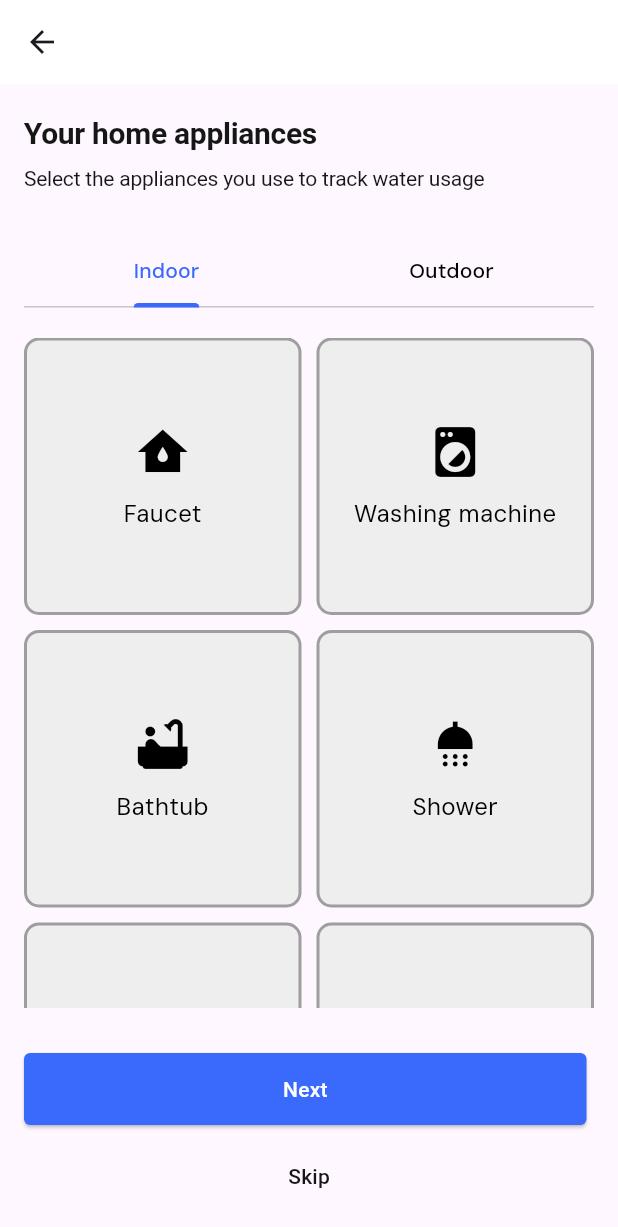
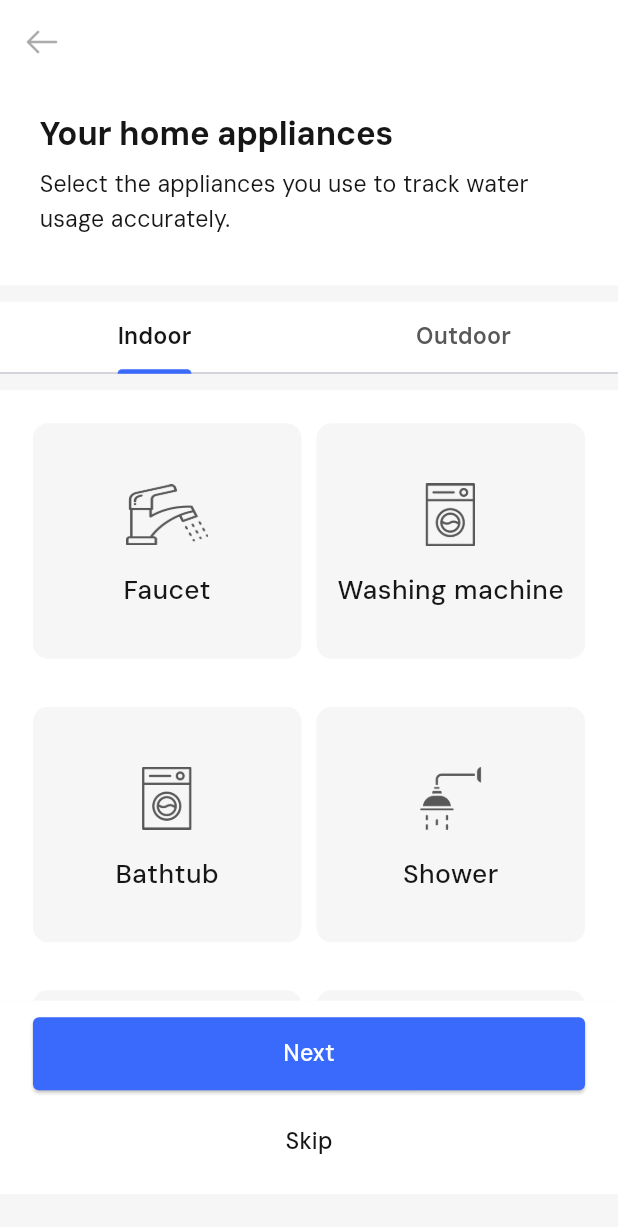
Before and after one commit to vedasjad/aquaalert, a Flutter app: the AppliancesSetupPage screen opened directly, on a phone screen of 412 x 824 dp. Shown: the top 1227 px of the screen. Run offline on Flutter 3.47's test engine with Material 3 defaults, Android fonts, the phone set to English and light mode, and no system bars; our stand-ins replace connectivity_plus, dartz, dio, fl_chart, flutter_screenutil, get and 4 more; Roboto replaces fonts that are missing (DM Sans).

Commit message:
feat: ApplianceSetupPage

```diff
--- a/lib/core/resources/app_sizes.dart
+++ b/lib/core/resources/app_sizes.dart
@@ -108,7 +108,7 @@ class AppSizes {
   static final double r4 = 4.r;
   static final double radius_6 = 6.r;
   static final double radius_8 = 8.r;
-  static final double radius_10 = 10.r;
+  static final double r10 = 10.r;
   static final double radius_12 = 12.r;
   static final double radius_14 = 14.r;
   static final double radius_16 = 16.r;
@@ -136,7 +136,7 @@ class AppSizes {
   static double get value4 => width_4;
   static double get value6 => width_6;
   static double get value8 => width_8;
-  static double get value10 => w10;
+  static double get v10 => w10;
   static double get value12 => width_12;
   static double get value14 => width_14;
   static double get value16 => width_16;
@@ -152,7 +152,7 @@ class AppSizes {
   static double get value35 => width_35;
   static double get value36 => width_36;
   static double get value38 => width_38;
-  static double get value40 => width_40;
+  static double get v40 => width_40;
   static double get value42 => width_42;
   static double get value44 => width_44;
   static double get value46 => width_46;
--- a/lib/core/resources/app_strings.dart
+++ b/lib/core/resources/app_strings.dart
@@ -91,4 +91,7 @@ class AppStrings {
   static const howManyPeopleLiveInYourHome =
       "How many people live in your home?";
   static const howManyBathRoomsDoYouHave = "How many bathrooms do you have?";
+  static const yourHomeAppliances = 'Your home appliances';
+  static const yourHomeAppliancesDescription =
+      'Select the appliances you use to track water usage accurately.';
 }
--- /dev/null
+++ b/lib/features/on_boarding/features/sign_up/presentation/bindings/appliances_setup_page/appliances_setup_page_binding.dart
@@ -0,0 +1,9 @@
+import 'package:aquaalert/features/on_boarding/features/sign_up/presentation/controllers/appliances_setup_page/appliances_setup_page_controller.dart';
+import 'package:get/get.dart';
+
+class AppliancesSetupPageBinding extends Bindings {
+  @override
+  void dependencies() {
+    Get.lazyPut(() => AppliancesSetupPageController());
+  }
+}
--- /dev/null
+++ b/lib/features/on_boarding/features/sign_up/presentation/bindings/sign_up_binding.dart
@@ -0,0 +1,6 @@
+import 'package:get/get.dart';
+
+class SignUpBinding extends Bindings {
+  @override
+  void dependencies() {}
+}
--- /dev/null
+++ b/lib/features/on_boarding/features/sign_up/presentation/controllers/appliances_setup_page/appliances_setup_page_controller.dart
@@ -0,0 +1,40 @@
+import 'package:aquaalert/core/models/tabs/my_tab.dart';
+import 'package:get/get.dart';
+
+import '../../../../../../../core/resources/app_resources.dart';
+
+class AppliancesSetupPageController extends GetxController
+    with GetSingleTickerProviderStateMixin {
+  // late Rx<TabController> tabController;
+
+  final Rx<int> currentTabIndex = 0.obs;
+
+  final List<MyTab> tabsTitle = [
+    MyTab(title: AppStrings.indoor),
+    MyTab(title: AppStrings.outdoor)
+  ];
+  @override
+  void onInit() {
+    // tabController.value = TabController(
+    //   length: tabsTitle.length,
+    //   vsync: this,
+    // );
+    // tabController.value.addListener(() {
+    //   update();
+    // });
+    tabsTitle[currentTabIndex.value] =
+        tabsTitle[currentTabIndex.value].copyWith(isSelected: true);
+    super.onInit();
+  }
+
+  @override
+  void onClose() {
+    // tabController.value.dispose();
+    super.onClose();
+  }
+
+  void updateCurrentTabIndex(int index) {
+    currentTabIndex.value = index;
+    update();
+  }
+}
--- a/lib/features/on_boarding/features/sign_up/presentation/pages/appliances_setup_page/appliances_setup_page.dart
+++ b/lib/features/on_boarding/features/sign_up/presentation/pages/appliances_setup_page/appliances_setup_page.dart
@@ -1,8 +1,11 @@
-import 'package:aquaalert/features/on_boarding/features/sign_up/presentation/pages/home_setup_page/home_setup_page.dart';
+import 'package:aquaalert/app/routes/app_routes.dart';
+import 'package:aquaalert/features/on_boarding/features/sign_up/presentation/controllers/appliances_setup_page/appliances_setup_page_controller.dart';
 import 'package:flutter/material.dart';
 import 'package:get/get.dart';
 
-import '../../../../../../../app/routes/app_routes.dart';
+import '../../../../../../../core/resources/app_resources.dart';
+import '../../../../../../../core/resources/resources.dart';
+import '../../widgets/appliances_setup_page/appliances_setup_page_tab_bar.dart';
 
 class AppliancesSetupPage extends StatefulWidget {
   const AppliancesSetupPage({super.key});
@@ -17,14 +20,34 @@ class _AppliancesSetupPageState extends State<AppliancesSetupPage>
   final Set<String> _selectedIndoorAppliances = <String>{};
   final Set<String> _selectedOutdoorAppliances = <String>{};
 
-  final List<Map<String, dynamic>> appliances = [
-    {'name': 'Faucet', 'icon': Icons.water_damage},
-    {'name': 'Washing machine', 'icon': Icons.local_laundry_service},
-    {'name': 'Bathtub', 'icon': Icons.bathtub},
-    {'name': 'Shower', 'icon': Icons.shower},
-    {'name': 'Dishwasher', 'icon': Icons.kitchen},
-    {'name': 'RO System', 'icon': Icons.water},
+  final List<Map<String, String>> appliances = [
+    {
+      'name': 'Faucet',
+      'icon': AppIcons.faucet,
+    },
+    {
+      'name': 'Washing machine',
+      'icon': AppIcons.washingMachine,
+    },
+    {
+      'name': 'Bathtub',
+      'icon': AppIcons.washingMachine,
+    },
+    {
+      'name': 'Shower',
+      'icon': AppIcons.shower,
+    },
+    {
+      'name': 'Dishwasher',
+      'icon': AppIcons.shower,
+    },
+    {
+      'name': 'RO System',
+      'icon': AppIcons.rOSystem,
+    },
   ];
+
+  final AppliancesSetupPageController controller = Get.find();
 
   @override
   void initState() {
@@ -41,62 +64,76 @@ class _AppliancesSetupPageState extends State<AppliancesSetupPage>
   @override
   Widget build(BuildContext context) {
     return Scaffold(
+      backgroundColor: AppColors.offWhite,
+      resizeToAvoidBottomInset: true,
       appBar: AppBar(
         leading: IconButton(
-          icon: const Icon(Icons.arrow_back),
+          icon: Image.asset(
+            AppIcons.arrowLeft,
+            color: AppColors.greyNeutral,
+            height: AppSizes.v24,
+            width: AppSizes.v24,
+            fit: BoxFit.contain,
+          ),
           onPressed: () {
-            Navigator.pop(context); // Back navigation
+            Get.back();
           },
         ),
-        backgroundColor: Colors.white, // Set background color to white
+        backgroundColor: AppColors.white,
+        surfaceTintColor: AppColors.white,
+        elevation: 0,
       ),
-      body: Padding(
-        padding: const EdgeInsets.all(16.0),
+      body: SizedBox(
+        height: AppSizes.getScreenHeight() -
+            kBottomNavigationBarHeight / 2 -
+            kToolbarHeight,
         child: Column(
           crossAxisAlignment: CrossAxisAlignment.start,
           children: [
-            const SizedBox(
-              width: 327.50,
+            Container(
+              width: AppSizes.getScreenWidth(),
+              padding: EdgeInsets.symmetric(
+                horizontal: AppSizes.v20,
+                vertical: AppSizes.v30,
+              ),
+              color: AppColors.white,
+              child: Column(
+                children: [
+                  SizedBox(
+                    width: AppSizes.w327,
                     child: Text(
-                'Your home appliances',
-                style: TextStyle(
-                  color: Color(0xFF161616),
-                  fontSize: 20,
-                  fontFamily: 'DM Sans',
-                  fontWeight: FontWeight.w700,
-                  height: 1.75,
+                      AppStrings.yourHomeAppliances,
+                      style: AppTextStyles.extraLargeBold.copyWith(
+                        height: 0.07,
                         letterSpacing: -0.20,
                       ),
                     ),
                   ),
-            const SizedBox(
-              height: 30,
-              width: 327.50,
+                  AppGaps.h20,
+                  SizedBox(
+                    width: AppSizes.w327,
                     child: Text(
-                'Select the appliances you use to track water usage accurately.',
-                style: TextStyle(
-                  color: Color(0xFF161616),
-                  fontSize: 14,
-                  fontFamily: 'DM Sans',
-                  fontWeight: FontWeight.w400,
-                  height: 1.75,
-                  letterSpacing: -0.14,
+                      AppStrings.yourHomeAppliancesDescription,
+                      style: AppTextStyles.normalRegular.copyWith(
+                        height: 1.5,
+                        letterSpacing: 0.14,
                       ),
                     ),
                   ),
-            const SizedBox(height: 20),
-            TabBar(
-              controller: _tabController,
-              tabs: const [
-                Tab(text: 'Indoor'),
-                Tab(text: 'Outdoor'),
                 ],
-              labelColor: const Color(0xFF396AFC),
-              unselectedLabelColor: Colors.black,
-              indicatorColor: const Color(0xFF396AFC),
               ),
-            const SizedBox(height: 20), // Space between TabBar and grid
+            ),
+            AppliancesSetupPageTabBar(
+              controller: controller,
+              tabController: _tabController,
+            ),
             Expanded(
+              child: Container(
+                width: AppSizes.getScreenWidth(),
+                color: AppColors.white,
+                padding: EdgeInsets.symmetric(
+                  horizontal: AppSizes.v20,
+                ),
                 child: TabBarView(
                   controller: _tabController,
                   children: [
@@ -105,54 +142,56 @@ class _AppliancesSetupPageState extends State<AppliancesSetupPage>
                   ],
                 ),
               ),
-            const SizedBox(height: 30),
+            ),
+            Container(
+              width: AppSizes.getScreenWidth(),
+              padding: EdgeInsets.symmetric(
+                horizontal: AppSizes.v20,
+                vertical: AppSizes.v10,
+              ),
+              color: AppColors.white,
+              child: Column(
+                children: [
                   ElevatedButton(
                     onPressed: () {
                       Get.offAllNamed(AppRoutes.stage);
                     },
                     style: ElevatedButton.styleFrom(
-                backgroundColor: const Color(0xFF396AFC), // Button color
+                      backgroundColor: AppColors.blue,
                       shape: RoundedRectangleBorder(
-                  borderRadius: BorderRadius.circular(4),
+                        borderRadius: BorderRadius.circular(
+                          AppSizes.r4,
+                        ),
                       ),
                     ),
                     child: Container(
-                width: 327,
-                height: 48,
+                      width: AppSizes.w327,
+                      height: AppSizes.h48,
                       alignment: Alignment.center,
-                child: const Text(
-                  'Next',
-                  style: TextStyle(
-                    color: Colors.white,
-                    fontSize: 14,
-                    fontFamily: 'DM Sans',
-                    fontWeight: FontWeight.w500,
+                      child: Text(
+                        AppStrings.next,
+                        style: AppTextStyles.normalMedium.copyWith(
+                          letterSpacing: 0.16,
+                          color: AppColors.white,
+                        ),
+                      ),
+                    ),
+                  ),
+                  AppGaps.h10,
+                  TextButton(
+                    onPressed: () {
+                      Get.offAllNamed(AppRoutes.stage);
+                    },
+                    child: Center(
+                      child: Text(
+                        AppStrings.skip,
+                        style: AppTextStyles.normalMedium.copyWith(
                           letterSpacing: 0.16,
                         ),
                       ),
                     ),
                   ),
-            const SizedBox(height: 10),
-            TextButton(
-              onPressed: () {
-                Navigator.push(
-                  context,
-                  MaterialPageRoute(
-                    builder: (context) => const HomeSetupPage(),
-                  ),
-                );
-              },
-              child: const Center(
-                child: Text(
-                  'Skip',
-                  style: TextStyle(
-                    color: Color(0xFF161616),
-                    fontSize: 14,
-                    fontFamily: 'DM Sans',
-                    fontWeight: FontWeight.w500,
-                    letterSpacing: 0.16,
-                  ),
-                ),
+                ],
               ),
             ),
           ],
@@ -178,41 +217,43 @@ class _AppliancesSetupPageState extends State<AppliancesSetupPage>
               if (isSelected) {
                 selectedAppliances.remove(appliance['name']);
               } else {
-                // Ensure that selecting an appliance in one tab
-                // does not select it in the other tab
                 if (_tabController.index == 0) {
                   _selectedOutdoorAppliances.remove(appliance['name']);
                 } else {
                   _selectedIndoorAppliances.remove(appliance['name']);
                 }
-                selectedAppliances.add(appliance['name']);
+                selectedAppliances.add(appliance['name']!);
               }
             });
           },
           child: Container(
+            margin: EdgeInsets.only(
+              top: AppSizes.v20,
+            ),
             decoration: BoxDecoration(
-              color: isSelected ? Colors.blueAccent : Colors.grey[200],
-              borderRadius: BorderRadius.circular(10),
+              color: isSelected ? AppColors.blueLight : AppColors.offWhite,
+              borderRadius: BorderRadius.circular(
+                AppSizes.r10,
+              ),
               border: Border.all(
-                color: isSelected ? const Color(0xFF396AFC) : Colors.grey,
-                width: 2,
+                color: isSelected ? AppColors.blue : Colors.transparent,
+                width: 1,
               ),
             ),
             child: Column(
               mainAxisAlignment: MainAxisAlignment.center,
               children: [
-                Icon(
-                  appliance['icon'],
-                  size: 40,
-                  color: isSelected ? Colors.white : Colors.black,
+                Image.asset(
+                  appliance['icon']!,
+                  height: AppSizes.v50,
+                  width: AppSizes.v50,
+                  fit: BoxFit.contain,
+                  color: AppColors.blackMatte,
                 ),
                 const SizedBox(height: 10),
                 Text(
-                  appliance['name'],
-                  style: TextStyle(
-                    fontSize: 16,
-                    color: isSelected ? Colors.white : Colors.black,
-                  ),
+                  appliance['name']!,
+                  style: AppTextStyles.mediumMedium,
                   textAlign: TextAlign.center,
                 ),
               ],
--- a/lib/features/on_boarding/features/sign_up/presentation/pages/home_setup_page/home_setup_page.dart
+++ b/lib/features/on_boarding/features/sign_up/presentation/pages/home_setup_page/home_setup_page.dart
@@ -1,3 +1,4 @@
+import 'package:aquaalert/features/on_boarding/features/sign_up/presentation/bindings/appliances_setup_page/appliances_setup_page_binding.dart';
 import 'package:aquaalert/features/on_boarding/features/sign_up/presentation/pages/appliances_setup_page/appliances_setup_page.dart';
 import 'package:aquaalert/features/on_boarding/features/sign_up/presentation/widgets/custom_text_field.dart';
 import 'package:flutter/material.dart';
@@ -191,7 +192,10 @@ class _HomeSetupPageState extends State<HomeSetupPage> {
                       const Spacer(),
                       ElevatedButton(
                         onPressed: () {
-                          Get.to(() => const AppliancesSetupPage());
+                          Get.to(
+                            () => const AppliancesSetupPage(),
+                            binding: AppliancesSetupPageBinding(),
+                          );
                         },
                         style: ElevatedButton.styleFrom(
                           backgroundColor: AppColors.blue,
@@ -217,7 +221,10 @@ class _HomeSetupPageState extends State<HomeSetupPage> {
                       AppGaps.h10,
                       TextButton(
                         onPressed: () {
-                          Get.to(() => const AppliancesSetupPage());
+                          Get.to(
+                            () => const AppliancesSetupPage(),
+                            binding: AppliancesSetupPageBinding(),
+                          );
                         },
                         child: Center(
                           child: Text(
--- /dev/null
+++ b/lib/features/on_boarding/features/sign_up/presentation/widgets/appliances_setup_page/appliances_setup_page_tab_bar.dart
@@ -0,0 +1,45 @@
+import 'package:aquaalert/features/on_boarding/features/sign_up/presentation/controllers/appliances_setup_page/appliances_setup_page_controller.dart';
+import 'package:flutter/material.dart';
+
+import '../../../../../../../core/resources/app_resources.dart';
+
+class AppliancesSetupPageTabBar extends StatelessWidget {
+  const AppliancesSetupPageTabBar({
+    super.key,
+    required this.controller,
+    required this.tabController,
+  });
+
+  final AppliancesSetupPageController controller;
+  final TabController tabController;
+
+  @override
+  Widget build(BuildContext context) {
+    return Container(
+      margin: EdgeInsets.symmetric(
+        vertical: AppSizes.v10,
+      ),
+      color: AppColors.white,
+      child: TabBar(
+        tabs: controller.tabsTitle
+            .map(
+              (e) => Tab(
+                child: Text(
+                  e.title,
+                  style: AppTextStyles.normalSemiBold.copyWith(
+                    color:
+                        e.isSelected ? AppColors.black : AppColors.blackMatte,
+                  ),
+                ),
+              ),
+            )
+            .toList(),
+        controller: tabController,
+        indicatorColor: AppColors.blue,
+        indicatorWeight: 2,
+        indicatorSize: TabBarIndicatorSize.label,
+        onTap: (index) => controller.updateCurrentTabIndex(index),
+      ),
+    );
+  }
+}
--- a/lib/features/on_boarding/presentation/bindings/on_boarding_binding.dart
+++ b/lib/features/on_boarding/presentation/bindings/on_boarding_binding.dart
@@ -3,7 +3,7 @@ import 'package:get/get.dart';
 import '../../domain/use_cases/login_user.dart';
 import '../controllers/on_boarding_controller.dart';
 
-class AuthBinding extends Bindings {
+class OnBoardingBinding extends Bindings {
   @override
   void dependencies() {
     Get.lazyPut(() => OnBoardingController(
--- a/lib/features/on_boarding/presentation/routes/on_boarding_routes.dart
+++ b/lib/features/on_boarding/presentation/routes/on_boarding_routes.dart
@@ -10,7 +10,7 @@ class AuthRoutes {
     GetPage(
       name: login,
       page: () => const LoginPage(),
-      binding: AuthBinding(),
+      binding: OnBoardingBinding(),
     ),
   ];
 }
--- a/lib/features/stage/features/appliances/presentation/widgets/appliance_tile.dart
+++ b/lib/features/stage/features/appliances/presentation/widgets/appliance_tile.dart
@@ -40,10 +40,10 @@ class ApplianceTile extends StatelessWidget {
                 color: AppColors.offWhite,
                 borderRadius: BorderRadius.only(
                   topLeft: Radius.circular(
-                    AppSizes.radius_10,
+                    AppSizes.r10,
                   ),
                   bottomLeft: Radius.circular(
-                    AppSizes.radius_10,
+                    AppSizes.r10,
                   ),
                 ),
               ),
@@ -71,10 +71,10 @@ class ApplianceTile extends StatelessWidget {
                 color: AppColors.offWhite,
                 borderRadius: BorderRadius.only(
                   topRight: Radius.circular(
-                    AppSizes.radius_10,
+                    AppSizes.r10,
                   ),
                   bottomRight: Radius.circular(
-                    AppSizes.radius_10,
+                    AppSizes.r10,
                   ),
                 ),
               ),
--- a/lib/features/stage/presentation/widgets/custom_bottom_navigation_bar.dart
+++ b/lib/features/stage/presentation/widgets/custom_bottom_navigation_bar.dart
@@ -29,20 +29,20 @@ class CustomBottomNavigationBar extends StatelessWidget {
             ],
             borderRadius: BorderRadius.only(
               topLeft: Radius.circular(
-                AppSizes.radius_10,
+                AppSizes.r10,
               ),
               topRight: Radius.circular(
-                AppSizes.radius_10,
+                AppSizes.r10,
               ),
             ),
           ),
           child: ClipRRect(
             borderRadius: BorderRadius.only(
               topLeft: Radius.circular(
-                AppSizes.radius_10,
+                AppSizes.r10,
               ),
               topRight: Radius.circular(
-                AppSizes.radius_10,
+                AppSizes.r10,
               ),
             ),
             child: BottomNavigationBar(
```
Lines whose indentation alone changed are shown as unchanged.
